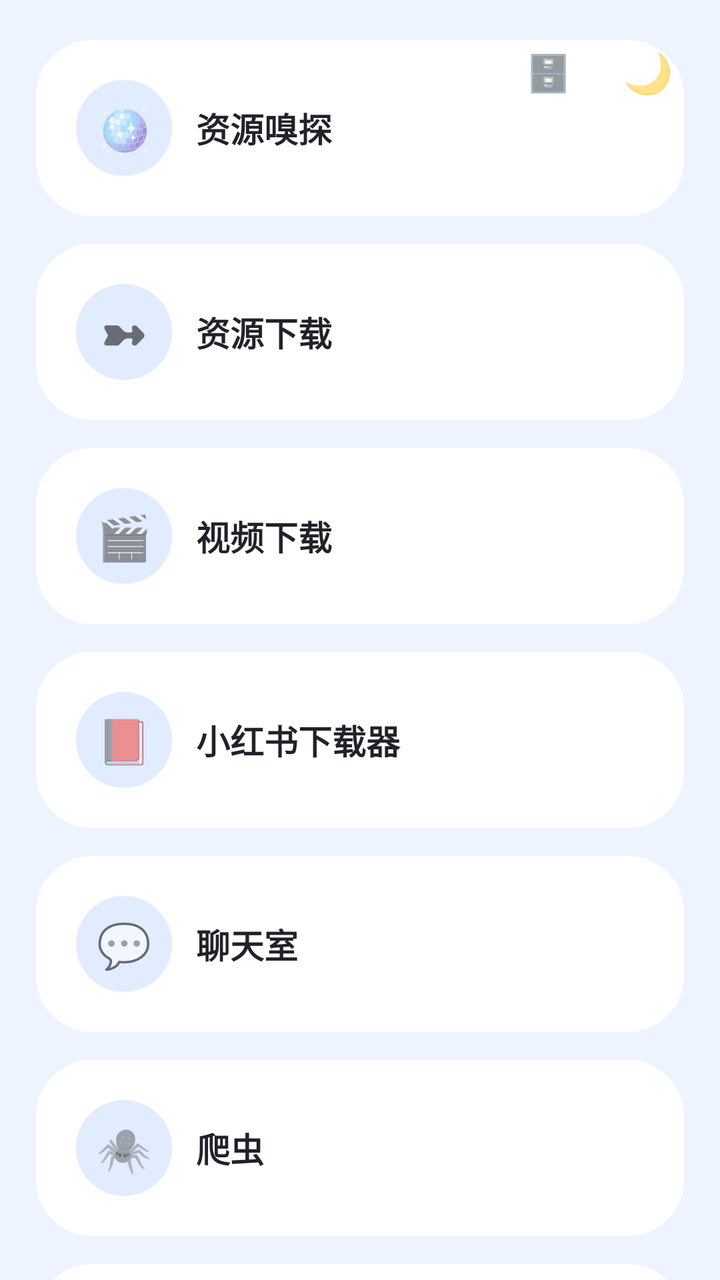
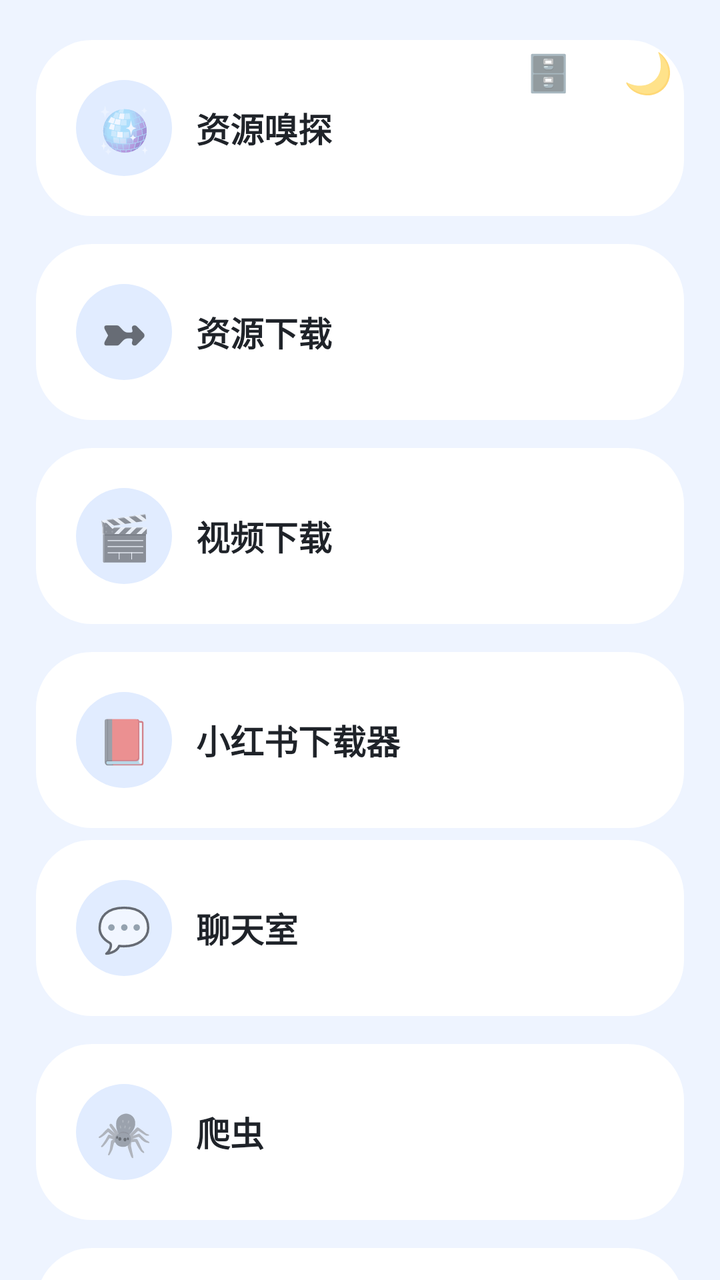

Screens rendered from an Android XML layout before and after an edit, with the pre-edit source and the edit as a unified diff.
<!-- AndroidManifest.xml: application theme AppTheme -->
<!-- res/layout/activity_toolbox.xml -->
<?xml version="1.0" encoding="utf-8"?>
<FrameLayout xmlns:android="http://schemas.android.com/apk/res/android"
    android:id="@+id/toolRoot"
    android:layout_width="match_parent" android:layout_height="match_parent">

    <TextView android:id="@+id/lanToggle"
        android:layout_width="44dp" android:layout_height="44dp"
        android:layout_gravity="top|right" android:layout_marginTop="14dp" android:layout_marginRight="64dp"
        android:gravity="center" android:elevation="6dp"
        android:text="🗄️" android:textSize="18sp"/>

    <TextView android:id="@+id/themeToggle"
        android:layout_width="44dp" android:layout_height="44dp"
        android:layout_gravity="top|right" android:layout_margin="14dp"
        android:gravity="center" android:elevation="6dp"
        android:text="🌙" android:textSize="20sp"/>

    <LinearLayout android:id="@+id/toolColumn"
        android:layout_width="match_parent" android:layout_height="match_parent"
        android:orientation="vertical">

        <ScrollView
            android:layout_width="match_parent" android:layout_height="match_parent"
            android:fillViewport="true" android:scrollbars="none">

            <LinearLayout
                android:layout_width="match_parent" android:layout_height="wrap_content"
                android:orientation="vertical"
                android:paddingLeft="18dp" android:paddingRight="18dp"
                android:paddingTop="20dp" android:paddingBottom="150dp">

                <LinearLayout android:tag="card" android:id="@+id/cardPlayer"
                    android:layout_width="match_parent" android:layout_height="wrap_content"
                    android:background="@drawable/bg_card_md3" android:orientation="vertical"
                    android:padding="20dp">
                    <LinearLayout
                        android:layout_width="match_parent" android:layout_height="wrap_content"
                        android:orientation="horizontal" android:gravity="center_vertical">
                        <TextView
                            android:layout_width="48dp" android:layout_height="48dp"
                            android:background="@drawable/bg_btn_md3"
                            android:text="🪩" android:textSize="22sp" android:gravity="center"/>
                        <TextView
                            android:layout_width="0dp" android:layout_height="wrap_content"
                            android:layout_weight="1" android:layout_marginLeft="12dp"
                            android:text="资源嗅探" android:textSize="17sp"
                            android:textStyle="bold" android:tag="title" android:textColor="@color/textMain"/>
                    </LinearLayout>
                </LinearLayout>

                <LinearLayout android:tag="card" android:id="@+id/cardDownload"
                    android:layout_width="match_parent" android:layout_height="wrap_content"
                    android:layout_marginTop="14dp"
                    android:background="@drawable/bg_card_md3" android:orientation="vertical"
                    android:padding="20dp">
                    <LinearLayout
                        android:layout_width="match_parent" android:layout_height="wrap_content"
                        android:orientation="horizontal" android:gravity="center_vertical">
                        <TextView
                            android:layout_width="48dp" android:layout_height="48dp"
                            android:background="@drawable/bg_btn_md3"
                            android:text="➼" android:textSize="22sp" android:gravity="center"/>
                        <TextView
                            android:layout_width="0dp" android:layout_height="wrap_content"
                            android:layout_weight="1" android:layout_marginLeft="12dp"
                            android:text="资源下载" android:textSize="17sp"
                            android:textStyle="bold" android:tag="title" android:textColor="@color/textMain"/>
                    </LinearLayout>
                </LinearLayout>

                <LinearLayout android:tag="card" android:id="@+id/cardVideoDl"
                    android:layout_width="match_parent" android:layout_height="wrap_content"
                    android:layout_marginTop="14dp"
                    android:background="@drawable/bg_card_md3" android:orientation="vertical"
                    android:padding="20dp">
                    <LinearLayout
                        android:layout_width="match_parent" android:layout_height="wrap_content"
                        android:orientation="horizontal" android:gravity="center_vertical">
                        <TextView
                            android:layout_width="48dp" android:layout_height="48dp"
                            android:background="@drawable/bg_btn_md3"
                            android:text="🎬" android:textSize="22sp" android:gravity="center"/>
                        <TextView
                            android:layout_width="0dp" android:layout_height="wrap_content"
                            android:layout_weight="1" android:layout_marginLeft="12dp"
                            android:text="视频下载" android:textSize="17sp"
                            android:textStyle="bold" android:tag="title" android:textColor="@color/textMain"/>
                    </LinearLayout>
                </LinearLayout>

<LinearLayout android:tag="card" android:id="@+id/cardXhs"
                    android:layout_width="match_parent" android:layout_height="wrap_content"
                    android:layout_marginTop="14dp"
                    android:background="@drawable/bg_card_md3" android:orientation="vertical"
                    android:padding="20dp">
                    <LinearLayout
                        android:layout_width="match_parent" android:layout_height="wrap_content"
                        android:orientation="horizontal" android:gravity="center_vertical">
                        <TextView
                            android:layout_width="48dp" android:layout_height="48dp"
                            android:background="@drawable/bg_btn_md3"
                            android:text="📕" android:textSize="22sp" android:gravity="center"/>
                        <TextView
                            android:layout_width="0dp" android:layout_height="wrap_content"
                            android:layout_weight="1" android:layout_marginLeft="12dp"
                            android:text="小红书下载器" android:textSize="17sp"
                            android:textStyle="bold" android:tag="title" android:textColor="@color/textMain"/>
                    </LinearLayout>
                </LinearLayout>

                <LinearLayout android:tag="card" android:id="@+id/cardChat"
                    android:layout_width="match_parent" android:layout_height="wrap_content"
                    android:layout_marginTop="14dp"
                    android:background="@drawable/bg_card_md3" android:orientation="vertical"
                    android:padding="20dp">
                    <LinearLayout
                        android:layout_width="match_parent" android:layout_height="wrap_content"
                        android:orientation="horizontal" android:gravity="center_vertical">
                        <TextView
                            android:layout_width="48dp" android:layout_height="48dp"
                            android:background="@drawable/bg_btn_md3"
                            android:text="💬" android:textSize="22sp" android:gravity="center"/>
                        <TextView
                            android:layout_width="0dp" android:layout_height="wrap_content"
                            android:layout_weight="1" android:layout_marginLeft="12dp"
                            android:text="聊天室" android:textSize="17sp"
                            android:textStyle="bold" android:tag="title" android:textColor="@color/textMain"/>
                    </LinearLayout>
                </LinearLayout>

                <LinearLayout android:tag="card" android:id="@+id/cardSpider"
                    android:layout_width="match_parent" android:layout_height="wrap_content"
                    android:layout_marginTop="14dp"
                    android:background="@drawable/bg_card_md3" android:orientation="vertical"
                    android:padding="20dp">
                    <LinearLayout
                        android:layout_width="match_parent" android:layout_height="wrap_content"
                        android:orientation="horizontal" android:gravity="center_vertical">
                        <TextView
                            android:layout_width="48dp" android:layout_height="48dp"
                            android:background="@drawable/bg_btn_md3"
                            android:text="🕷️" android:textSize="22sp" android:gravity="center"/>
                        <TextView
                            android:layout_width="0dp" android:layout_height="wrap_content"
                            android:layout_weight="1" android:layout_marginLeft="12dp"
                            android:text="爬虫" android:textSize="17sp"
                            android:textStyle="bold" android:tag="title" android:textColor="@color/textMain"/>
                    </LinearLayout>
                </LinearLayout>

                <LinearLayout android:tag="card" android:id="@+id/calendarCard"
                    android:layout_width="match_parent" android:layout_height="wrap_content"
                    android:layout_marginTop="14dp"
                    android:background="@drawable/bg_card_md3" android:orientation="vertical"
                    android:padding="20dp">
                    <LinearLayout
                        android:layout_width="match_parent" android:layout_height="wrap_content"
                        android:orientation="horizontal" android:gravity="center_vertical">
                        <TextView
                            android:layout_width="48dp" android:layout_height="48dp"
                            android:background="@drawable/bg_btn_md3"
                            android:text="📅" android:textSize="22sp" android:gravity="center"/>
                        <TextView
                            android:layout_width="0dp" android:layout_height="wrap_content"
                            android:layout_weight="1" android:layout_marginLeft="12dp"
                            android:text="日历" android:textSize="17sp"
                            android:textStyle="bold" android:tag="title" android:textColor="@color/textMain"/>
                    </LinearLayout>
                </LinearLayout>

                <LinearLayout android:tag="card" android:id="@+id/cardMed"
                    android:layout_width="match_parent" android:layout_height="wrap_content"
                    android:layout_marginTop="14dp"
                    android:background="@drawable/bg_card_md3" android:orientation="vertical"
                    android:padding="20dp">
                    <LinearLayout
                        android:layout_width="match_parent" android:layout_height="wrap_content"
                        android:orientation="horizontal" android:gravity="center_vertical">
                        <TextView
                            android:layout_width="48dp" android:layout_height="48dp"
                            android:background="@drawable/bg_btn_md3"
                            android:text="💊" android:textSize="22sp" android:gravity="center"/>
                        <TextView
                            android:layout_width="0dp" android:layout_height="wrap_content"
                            android:layout_weight="1" android:layout_marginLeft="12dp"
                            android:text="用药提醒" android:textSize="17sp"
                            android:textStyle="bold" android:tag="title" android:textColor="@color/textMain"/>
                    </LinearLayout>
                    <TextView
                        android:id="@+id/medStatus"
                        android:layout_width="match_parent" android:layout_height="wrap_content"
                        android:layout_marginTop="10dp" android:tag="sub"
                        android:text="🌱 还没有计划，点进去添加" android:textSize="13sp"
                        android:textColor="#8A94A6"/>
                </LinearLayout>

                <LinearLayout android:tag="card" android:id="@+id/cardShortcut"
                    android:layout_width="match_parent" android:layout_height="wrap_content"
                    android:layout_marginTop="14dp"
                    android:background="@drawable/bg_card_md3" android:orientation="vertical"
                    android:padding="20dp">
                    <LinearLayout
                        android:layout_width="match_parent" android:layout_height="wrap_content"
                        android:orientation="horizontal" android:gravity="center_vertical">
                        <TextView
                            android:layout_width="48dp" android:layout_height="48dp"
                            android:background="@drawable/bg_btn_md3"
                            android:text="⚡" android:textSize="22sp" android:gravity="center"/>
                        <TextView
                            android:layout_width="0dp" android:layout_height="wrap_content"
                            android:layout_weight="1" android:layout_marginLeft="12dp"
                            android:text="创建快捷键" android:textSize="17sp"
                            android:textStyle="bold" android:tag="title" android:textColor="@color/textMain"/>
                    </LinearLayout>
                </LinearLayout>



                <LinearLayout android:tag="card" android:id="@+id/cardWeb2Apk"
                    android:layout_width="match_parent" android:layout_height="wrap_content"
                    android:layout_marginTop="14dp"
                    android:background="@drawable/bg_card_md3" android:orientation="vertical"
                    android:padding="20dp">
                    <LinearLayout
                        android:layout_width="match_parent" android:layout_height="wrap_content"
                        android:orientation="horizontal" android:gravity="center_vertical">
                        <TextView
                            android:layout_width="48dp" android:layout_height="48dp"
                            android:background="@drawable/bg_btn_md3"
                            android:text="🌐" android:textSize="22sp" android:gravity="center"/>
                        <TextView
                            android:layout_width="0dp" android:layout_height="wrap_content"
                            android:layout_weight="1" android:layout_marginLeft="12dp"
                            android:text="网页转应用" android:textSize="17sp"
                            android:textStyle="bold" android:tag="title" android:textColor="@color/textMain"/>
                    </LinearLayout>
                </LinearLayout>

                <LinearLayout android:tag="card" android:id="@+id/cardEnt"
                    android:layout_width="match_parent" android:layout_height="wrap_content"
                    android:layout_marginTop="14dp"
                    android:background="@drawable/bg_card_md3" android:orientation="vertical"
                    android:padding="20dp">
                    <LinearLayout
                        android:layout_width="match_parent" android:layout_height="wrap_content"
                        android:orientation="horizontal" android:gravity="center_vertical">
                        <TextView
                            android:layout_width="48dp" android:layout_height="48dp"
                            android:background="@drawable/bg_btn_md3"
                            android:text="🎡" android:textSize="22sp" android:gravity="center"/>
                        <TextView
                            android:layout_width="0dp" android:layout_height="wrap_content"
                            android:layout_weight="1" android:layout_marginLeft="12dp"
                            android:text="娱乐" android:textSize="17sp"
                            android:textStyle="bold" android:tag="title" android:textColor="@color/textMain"/>
                    </LinearLayout>
                </LinearLayout>

            </LinearLayout>
        </ScrollView>
    </LinearLayout>
</FrameLayout>
<!-- resources referenced by this layout -->
<resources>
  <color name="textMain">#1F2329</color>
  <!-- drawable bg_btn_md3 (drawable) -->
  <?xml version="1.0" encoding="utf-8"?>
  <shape xmlns:android="http://schemas.android.com/apk/res/android">
      <solid android:color="#E1ECFF"/>
      <corners android:radius="24dp"/>
  </shape>
  <!-- drawable bg_card_md3 (drawable) -->
  <?xml version="1.0" encoding="utf-8"?>
  <ripple xmlns:android="http://schemas.android.com/apk/res/android"
      android:color="#224C7DFF">
      <item>
          <shape>
              <solid android:color="#FFFFFF"/>
              <corners android:radius="28dp"/>
          </shape>
      </item>
  </ripple>
  <style name="AppTheme" parent="Theme.MaterialComponents.DayNight.NoActionBar">
          <item name="android:windowFullscreen">true</item>
          
          <item name="android:windowSplashScreenBackground">@color/bg</item>
          <item name="android:windowSplashScreenAnimatedIcon">@drawable/splash_transparent</item>
          <item name="android:windowSplashScreenAnimationDuration">0</item>
          <item name="android:windowSplashScreenBehavior">icon_preferred</item>
          <item name="android:windowNoTitle">true</item>
          <item name="android:windowTranslucentNavigation">true</item>
          <item name="android:windowBackground">@color/bg</item>
          <item name="android:colorAccent">@color/blue2</item>
          <item name="colorPrimary">@color/blue2</item>
          <item name="colorSecondary">@color/blue2</item>
          <item name="android:colorControlHighlight">#22315CDE</item>
      </style>
  <color name="bg">#EEF4FF</color>
  <!-- drawable splash_transparent (drawable) -->
  <?xml version="1.0" encoding="utf-8"?>
  <shape xmlns:android="http://schemas.android.com/apk/res/android">
      <solid android:color="@android:color/transparent"/>
  </shape>
  <color name="blue2">#1677FF</color>
</resources>

<!-- the commit's change to res/layout/activity_toolbox.xml (unified diff, before → after) -->
@@ -110,7 +110,7 @@
 
                 <LinearLayout android:tag="card" android:id="@+id/cardChat"
                     android:layout_width="match_parent" android:layout_height="wrap_content"
-                    android:layout_marginTop="14dp"
+                    android:layout_marginTop="6dp"
                     android:background="@drawable/bg_card_md3" android:orientation="vertical"
                     android:padding="20dp">
                     <LinearLayout
